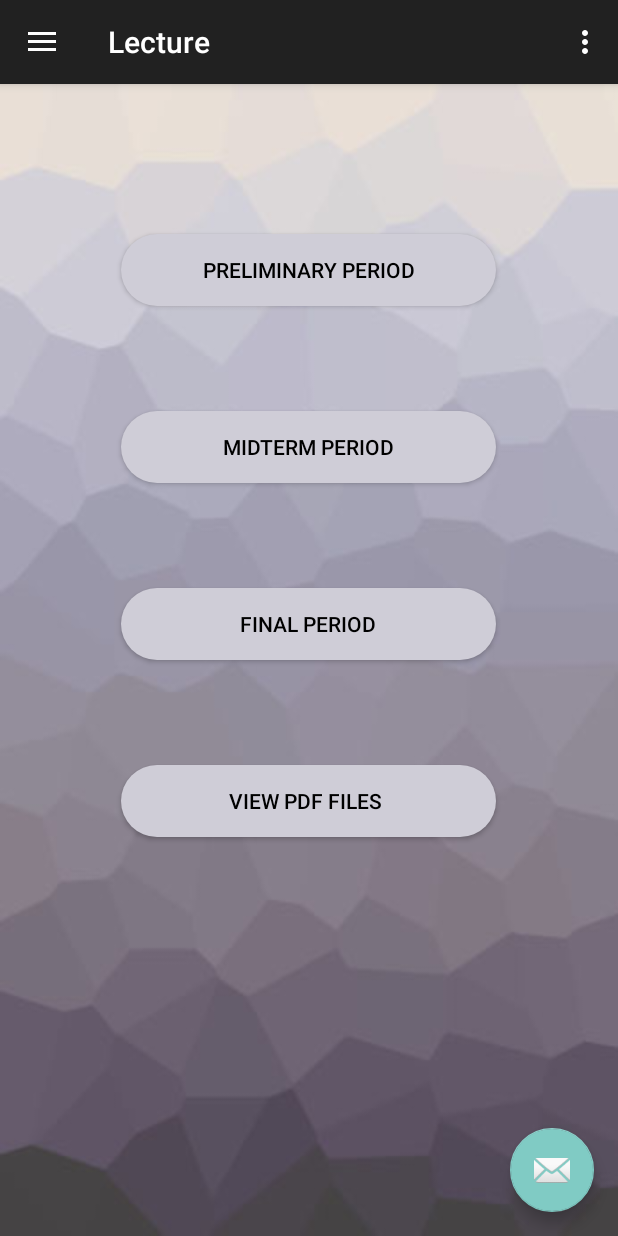
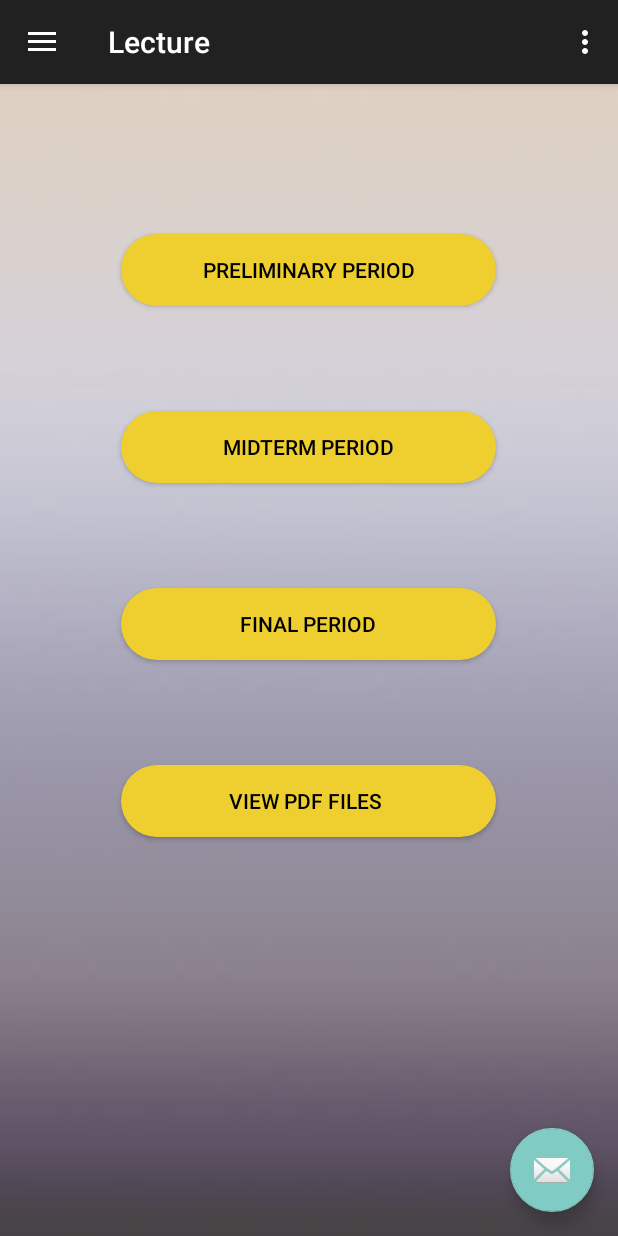
Before and after one commit to Jeeeeeeeek/Side, an Android app: the Lecture screen opened directly, with no data from a screen before it, on a phone screen of 412 x 824 dp. Run offline under Robolectric (Android 15) with nearby library versions, the phone set to English and light mode, and no system bars; our stand-ins replace Firebase (no records; nobody signed in at launch, a user with empty details on screens opened directly).

Commit message:
With FinalOne lesson

```diff
--- a/app/src/main/res/drawable/roundb.xml
+++ b/app/src/main/res/drawable/roundb.xml
@@ -1,7 +1,7 @@
 <?xml version="1.0" encoding="utf-8"?>
 <shape xmlns:android="http://schemas.android.com/apk/res/android"
         android:shape="rectangle">
-    <solid android:color="@color/colorfive">
+    <solid android:color="@color/yellow">
 
     </solid>
 
--- a/app/src/main/res/layout/activity_lecture__final.xml
+++ b/app/src/main/res/layout/activity_lecture__final.xml
@@ -6,7 +6,7 @@
     xmlns:tools="http://schemas.android.com/tools"
     android:layout_width="match_parent"
     android:layout_height="match_parent"
-    android:background="@color/colorfour"
+    android:background="@drawable/bg4"
     tools:context=".Lecture_Final">
     <Button
         android:paddingLeft="15dp"
@@ -33,6 +33,7 @@
             android:textSize="30dp"
             android:typeface="serif"
             android:textStyle="bold"
+
             android:text="Final Period"
             android:layout_width="wrap_content"
             android:layout_height="wrap_content" />
@@ -41,6 +42,7 @@
             android:text="Basic Input / Output"
             android:layout_marginTop="40dp"
             android:background="@drawable/roundb"
+            android:textColor="#000"
             android:layout_gravity="center_horizontal"
             android:layout_width="250dp"
             android:layout_height="wrap_content" />
@@ -48,6 +50,7 @@
             android:text="Swing"
             android:id="@+id/finaltwo"
             android:layout_marginTop="15dp"
+            android:textColor="#000"
             android:background="@drawable/roundb"
             android:layout_gravity="center_horizontal"
             android:layout_width="250dp"
@@ -56,6 +59,7 @@
             android:text="Applets"
             android:id="@+id/finalthree"
             android:layout_marginTop="15dp"
+            android:textColor="#000"
             android:background="@drawable/roundb"
             android:layout_gravity="center_horizontal"
             android:layout_width="250dp"
--- a/app/src/main/res/layout/activity_lecture__midterm.xml
+++ b/app/src/main/res/layout/activity_lecture__midterm.xml
@@ -5,7 +5,7 @@
     xmlns:tools="http://schemas.android.com/tools"
     android:layout_width="match_parent"
     android:layout_height="match_parent"
-    android:background="@color/colorfour"
+    android:background="@drawable/bg4"
     tools:context=".Lecture_Midterm">
     <Button
         android:paddingLeft="15dp"
@@ -42,6 +42,7 @@
             android:background="@drawable/roundb"
             android:layout_gravity="center_horizontal"
             android:layout_width="250dp"
+            android:textColor="#000"
             android:layout_height="wrap_content" />
         <Button
             android:text="Exception Handling"
@@ -50,6 +51,7 @@
             android:background="@drawable/roundb"
             android:layout_gravity="center_horizontal"
             android:layout_width="250dp"
+            android:textColor="#000"
             android:layout_height="wrap_content" />
         <Button
             android:text="Arrays and arrayList"
@@ -58,6 +60,7 @@
             android:background="@drawable/roundb"
             android:layout_gravity="center_horizontal"
             android:layout_width="250dp"
+            android:textColor="#000"
             android:layout_height="wrap_content" />
         <Button
             android:text="Inheritance and Interface"
@@ -66,6 +69,7 @@
             android:background="@drawable/roundb"
             android:layout_gravity="center_horizontal"
             android:layout_width="250dp"
+            android:textColor="#000"
             android:layout_height="wrap_content" />
 
 
--- a/app/src/main/res/layout/content_lecture.xml
+++ b/app/src/main/res/layout/content_lecture.xml
@@ -5,7 +5,7 @@
     xmlns:tools="http://schemas.android.com/tools"
     android:layout_width="match_parent"
     android:layout_height="match_parent"
-    android:background="@drawable/bg3"
+    android:background="@drawable/bg4"
     app:layout_behavior="@string/appbar_scrolling_view_behavior"
     tools:context=".Lecture"
     tools:showIn="@layout/app_bar_lecture">
@@ -14,59 +14,60 @@
         android:layout_width="match_parent"
         android:layout_height="match_parent"
         android:orientation="vertical">
+
         <Button
             android:id="@+id/btnPrelim"
+            android:layout_width="250dp"
+            android:layout_height="wrap_content"
+            android:layout_gravity="center_horizontal"
             android:layout_marginTop="100dp"
-            android:layout_gravity="center_horizontal"
-            android:layout_width="250dp"
+            android:background="@drawable/roundb"
             android:text="Preliminary Period"
-            android:textColor="#000"
-            android:background="@drawable/roundb"
-            android:layout_height="wrap_content" />
+            android:textColor="#000" />
+
         <Button
             android:id="@+id/btnMidterm"
+            android:layout_width="250dp"
+            android:layout_height="wrap_content"
+            android:layout_gravity="center_horizontal"
             android:layout_marginTop="70dp"
-            android:layout_gravity="center_horizontal"
-            android:textColor="#000"
             android:background="@drawable/roundb"
-            android:layout_width="250dp"
             android:text="Midterm Period"
 
-            android:layout_height="wrap_content" />
+            android:textColor="#000" />
+
         <Button
             android:id="@+id/btnFinal"
+            android:layout_width="250dp"
+            android:layout_height="wrap_content"
+            android:layout_gravity="center_horizontal"
             android:layout_marginTop="70dp"
-            android:layout_gravity="center_horizontal"
-            android:layout_width="250dp"
+            android:background="@drawable/roundb"
             android:text="Final Period"
-            android:textColor="#000"
-            android:background="@drawable/roundb"
-            android:layout_height="wrap_content" />
+            android:textColor="#000" />
+
 
         <Button
             android:id="@+id/btn_view"
+            android:layout_width="250dp"
+            android:layout_height="wrap_content"
+            android:layout_gravity="center_horizontal"
+            android:layout_marginTop="70dp"
             android:background="@drawable/roundb"
-            android:layout_width="250dp"
-            android:layout_marginTop="70dp"
-            android:layout_gravity="center_horizontal"
-            android:layout_height="wrap_content"
+            android:onClick="btn_action"
             android:text="View PDF Files "
             android:textColor="#000"
-            android:onClick="btn_action"
-
 
 
             />
 
-
         <EditText
-            android:layout_marginTop="1000dp"
             android:id="@+id/txt_pdfName"
             android:layout_width="match_parent"
             android:layout_height="wrap_content"
+            android:layout_marginTop="1000dp"
             android:hint="Enter PDF name"
-            android:textSize="22sp"
-            />
+            android:textSize="22sp" />
 
         <Button
             android:id="@+id/btn_upload"
@@ -78,15 +79,10 @@
             android:textSize="20dp"
 
 
-
             />
 
 
-           </LinearLayout>
-
-
-
-
+    </LinearLayout>
 
 
 </RelativeLayout>
--- a/app/src/main/res/values/colors.xml
+++ b/app/src/main/res/values/colors.xml
@@ -11,4 +11,5 @@
     <color name="colorfour">#A09DB0</color>
     <color name="colorfive">#CFCDD7</color>
     <color name="colorsix">#F8F8F7</color>
+    <color name="yellow">#efcf30</color>
 </resources>
```
Also changed, not shown: app/src/main/res/layout/activity_lecture__prelim.xml (+6 -1 lines).
